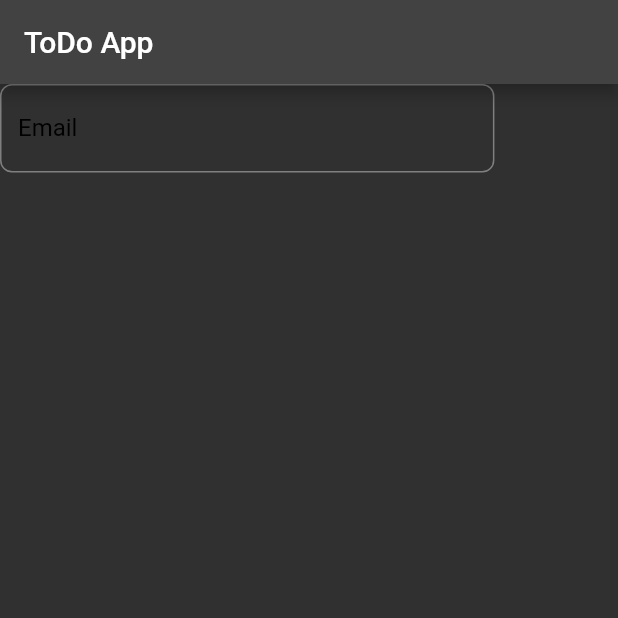
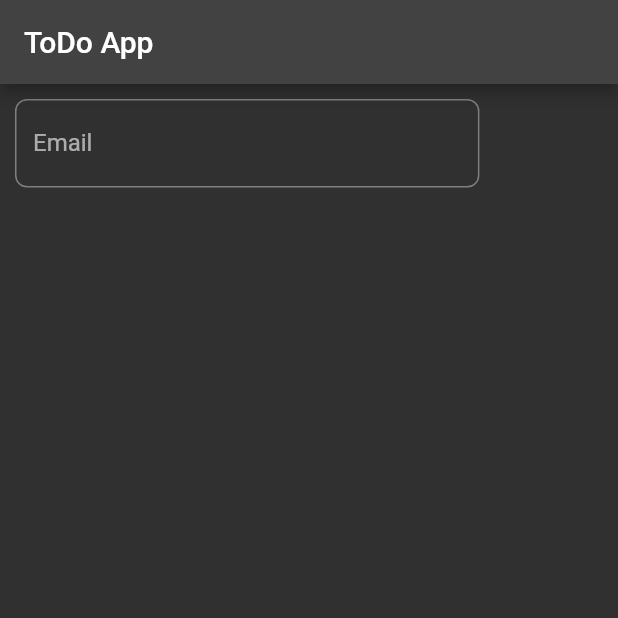
Before and after one commit to Haroon-Zafar/toDoApp, a Flutter app: the screen it shows after launch, on a phone screen of 412 x 824 dp, the top half of it. Run offline on Flutter 3.47's test engine with Material 2 defaults, Android fonts, the phone set to English and light mode, and no system bars; our stand-ins replace google_fonts.

Commit message:
Add a Padding

```diff
--- a/lib/auth/authform.dart
+++ b/lib/auth/authform.dart
@@ -25,6 +25,7 @@ class _AuthFormState extends State<AuthForm> {
       child: ListView(
         children: [
           Container(
+            padding: const EdgeInsets.all(10),
             child: Form(
               // this key is for validating Form Data
               key: _formKey,
@@ -38,10 +39,7 @@ class _AuthFormState extends State<AuthForm> {
                         borderSide: BorderSide(),
                       ),
                       labelText: 'Email',
-                      labelStyle: GoogleFonts.roboto(
-                        fontSize: 16,
-                        color: Colors.black,
-                      ),
+                      labelStyle: GoogleFonts.roboto(),
                     ),
                   )
                 ],
```
